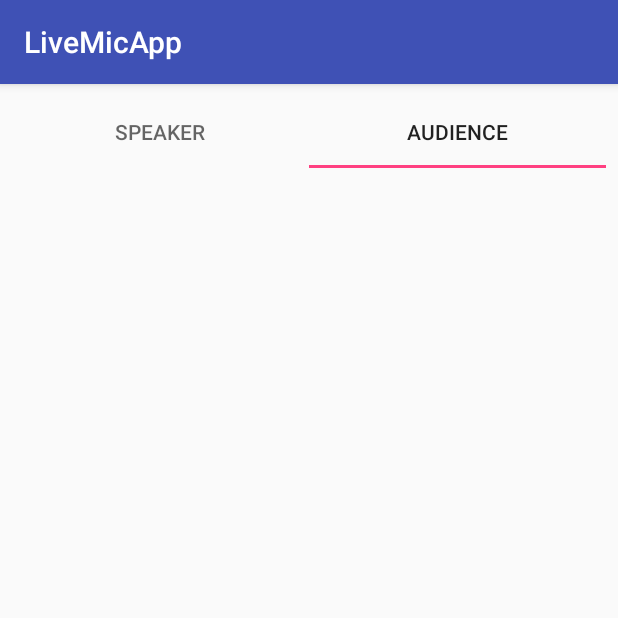
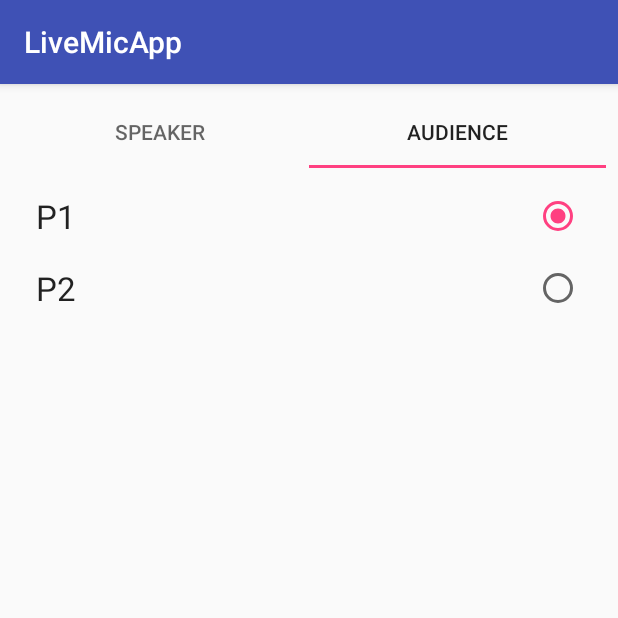
Before and after one commit to padster/LiveMicApp, an Android app: the screen it shows after launch (MainActivity), tab 2 chosen, on a phone screen of 412 x 824 dp, the top half of it. Run offline under Robolectric (Android 15) with nearby library versions, the phone set to English and light mode, and no system bars; our stand-ins replace data binding.

Commit message:
Simple participant list model and UI added

```diff
--- a/app/src/main/java/com/livemic/livemicapp/MainActivity.java
+++ b/app/src/main/java/com/livemic/livemicapp/MainActivity.java
@@ -2,30 +2,44 @@ package com.livemic.livemicapp;
 
 import android.Manifest;
 import android.content.pm.PackageManager;
+import android.databinding.DataBindingUtil;
+import android.os.Bundle;
 import android.support.v4.app.ActivityCompat;
 import android.support.v4.content.ContextCompat;
 import android.support.v4.view.ViewPager;
 import android.support.v7.app.AppCompatActivity;
-import android.os.Bundle;
+import android.support.v7.widget.LinearLayoutManager;
+import android.support.v7.widget.RecyclerView;
 import android.util.Log;
 import android.view.View;
 import android.widget.TextView;
 
+import com.livemic.livemicapp.databinding.ActivityMainBinding;
+import com.livemic.livemicapp.model.Conversation;
+import com.livemic.livemicapp.model.Participant;
 import com.livemic.livemicapp.pipes.RecentSamplesBuffer;
 import com.livemic.livemicapp.ui.MicPagerAdapter;
+import com.livemic.livemicapp.ui.ParticipantListAdapter;
 import com.livemic.livemicapp.ui.gl.GLView;
 
+import java.util.ArrayList;
 import java.util.Collection;
 
 public class MainActivity extends AppCompatActivity implements TextChatLog {
   private SoundRewriter rewriter;
   private GLView sampleView;
 
+  // Data models
+  private Conversation conversation;
+
   @Override
   protected void onCreate(Bundle savedInstanceState) {
     super.onCreate(savedInstanceState);
-    setContentView(R.layout.activity_main);
     maybeRequestRecordAudioPermission();
+
+    conversation = hackTestConversation();
+    ActivityMainBinding binding = DataBindingUtil.setContentView(this, R.layout.activity_main);
+    binding.setConv(conversation);
 
     MicPagerAdapter pagerAdapter = new MicPagerAdapter(this);
     ViewPager pager = (ViewPager) findViewById(R.id.mainPager);
@@ -33,13 +47,16 @@ public class MainActivity extends AppCompatActivity implements TextChatLog {
 
     sampleView = (GLView) findViewById(R.id.sampleView);
     rewriter = new SoundRewriter();
+
+    RecyclerView listView = (RecyclerView) findViewById(R.id.participantList);
+    listView.setLayoutManager(new LinearLayoutManager(this));
+    listView.setAdapter(new ParticipantListAdapter(this, conversation));
   }
 
   public void start(View view) {
     rewriter.start(this, this, new Runnable() {
       @Override
       public void run() {
-        Log.i(Constants.TAG, "INVALIDATING...");
         sampleView.invalidate();
       }
     });
@@ -47,12 +64,8 @@ public class MainActivity extends AppCompatActivity implements TextChatLog {
 
   @Override
   public void handleChatText(String currentMessage, Collection<String> previousMessages) {
-    String all = currentMessage;
-    for (String msg : previousMessages) {
-      all += "\n" + previousMessages;
-    }
     TextView tv = (TextView) findViewById(R.id.messageLog);
-    tv.setText(all);
+    tv.setText(currentMessage);
   }
 
   // HACK - hook up local audio sink to UI
@@ -93,4 +106,22 @@ public class MainActivity extends AppCompatActivity implements TextChatLog {
     }
   }
 
+  // BIG HACK - this should come from network sharing stuff.
+  private Conversation hackTestConversation() {
+    Conversation testConversation = new Conversation(
+        true,
+        new ArrayList<Participant>(),
+        "P1",
+        System.currentTimeMillis(),
+        null,
+        new ArrayList<String>());
+
+    // HACK
+    Participant p1 = new Participant("P1");
+    Participant p2 = new Participant("P2");
+    testConversation.addParticipant(p1);
+    testConversation.addParticipant(p2);
+    return testConversation;
+  }
+
 }
--- /dev/null
+++ b/app/src/main/java/com/livemic/livemicapp/model/Conversation.java
@@ -0,0 +1,82 @@
+package com.livemic.livemicapp.model;
+
+import android.databinding.BaseObservable;
+
+import com.livemic.livemicapp.pipes.AudioSource;
+
+import java.util.List;
+
+/**
+ * A group discussion with lots of members.
+ */
+public class Conversation extends BaseObservable {
+  // NOTE: IN PROGRESS!
+  // Needs to be cleaned up a lot...
+  private final List<Participant> participants;
+  private final List<String> recentMessages;
+  private boolean amModerator;
+  private String currentTalker;
+  private long talkingStartMs;
+  private AudioSource talkingSource;
+
+  public Conversation(
+      boolean amModerator,
+      List<Participant> participants,
+      String currentTalker,
+      long talkingStartMs,
+      AudioSource talkingSource,
+      List<String> recentMessages) {
+    this.amModerator = amModerator;
+    this.participants = participants;
+    this.currentTalker = currentTalker;
+    this.talkingStartMs = talkingStartMs;
+    this.talkingSource = talkingSource;
+    this.recentMessages = recentMessages;
+  }
+
+  //
+  // Accessors
+  //
+
+  /** @return Participant in a particular position. */
+  public Participant getParticipant(int position) {
+    return participants.get(position);
+  }
+
+  /** @return Number of participants. */
+  public int participantCount() {
+    return participants.size();
+  }
+
+  /** @return Whether a particular person is talking right now. */
+  public boolean isTalker(Participant participant) {
+    if (participant == null || participant.name == null) {
+      return "".equals(currentTalker);
+    } else {
+      return participant.name.equals(currentTalker);
+    }
+  }
+
+  //
+  // Mutators
+  //
+
+  /** New person has joined! */
+  public void addParticipant(Participant participant) {
+    participants.add(participant);
+    notifyChange();
+  }
+
+  /** New person is talking! */
+  public void updateTalker(Participant participant) {
+    currentTalker = participant == null ? "" : participant.name;
+    notifyChange();
+  }
+
+  // HACK
+
+  // TODO - proper stuff...
+  public void selectParticipant(Participant participant) {
+    updateTalker(participant);
+  }
+}
--- /dev/null
+++ b/app/src/main/java/com/livemic/livemicapp/model/Participant.java
@@ -0,0 +1,18 @@
+package com.livemic.livemicapp.model;
+
+import android.databinding.BaseObservable;
+
+/**
+ * Person who's taking part in the conversation.
+ */
+public class Participant extends BaseObservable {
+  // NOTE: IN PROGRESS!
+  // Needs to be cleaned up a lot...
+
+  // Unique within the conversation:
+  public final String name;
+
+  public Participant(String name) {
+    this.name = name;
+  }
+}
--- /dev/null
+++ b/app/src/main/java/com/livemic/livemicapp/ui/CustomViewHolder.java
@@ -0,0 +1,18 @@
+package com.livemic.livemicapp.ui;
+
+import android.databinding.ViewDataBinding;
+import android.support.v7.widget.RecyclerView;
+
+// Wrap a view holder with something that lets you manipulate its binder.
+public class CustomViewHolder<T extends ViewDataBinding> extends RecyclerView.ViewHolder {
+  private final T binding;
+
+  public CustomViewHolder(T binding) {
+    super(binding.getRoot());
+    this.binding = binding;
+  }
+
+  public T getBinding() {
+    return this.binding;
+  }
+}
--- a/app/src/main/java/com/livemic/livemicapp/ui/MicPagerAdapter.java
+++ b/app/src/main/java/com/livemic/livemicapp/ui/MicPagerAdapter.java
@@ -7,10 +7,12 @@ import android.view.View;
 
 import com.livemic.livemicapp.R;
 
+/** Adapter for the tabs in the main activity - lets us use layouts in the same file. */
 public class MicPagerAdapter extends PagerAdapter {
-  private final Activity ctx;
+  // Names of the tabs, can't easily use the ones in the layout :(
   private static final String[] TITLES = new String[]{"Speaker", "Audience"};
 
+  private final Activity ctx;
   public MicPagerAdapter(Activity ctx) {
     this.ctx = ctx;
   }
--- /dev/null
+++ b/app/src/main/java/com/livemic/livemicapp/ui/ParticipantListAdapter.java
@@ -0,0 +1,41 @@
+package com.livemic.livemicapp.ui;
+
+import android.content.Context;
+import android.databinding.DataBindingUtil;
+import android.support.v7.widget.RecyclerView;
+import android.view.LayoutInflater;
+import android.view.ViewGroup;
+
+import com.livemic.livemicapp.R;
+import com.livemic.livemicapp.databinding.ListitemParticipantBinding;
+import com.livemic.livemicapp.model.Conversation;
+
+// Makes a list data-bind-able in Android
+public class ParticipantListAdapter extends RecyclerView.Adapter<CustomViewHolder<ListitemParticipantBinding>> {
+  private final Context ctx;
+  private final Conversation conversation;
+
+  public ParticipantListAdapter(final Context ctx, Conversation conversation) {
+      this.ctx = ctx;
+      this.conversation = conversation;
+    }
+
+  @Override
+  public CustomViewHolder<ListitemParticipantBinding> onCreateViewHolder(
+      ViewGroup parent, int viewType) {
+    ListitemParticipantBinding binding = DataBindingUtil.inflate(
+        LayoutInflater.from(this.ctx), R.layout.listitem_participant, parent, false);
+    return new CustomViewHolder<>(binding);
+  }
+
+  @Override
+  public void onBindViewHolder(CustomViewHolder<ListitemParticipantBinding> holder, int position) {
+    holder.getBinding().setConversation(conversation);
+    holder.getBinding().setParticipant(conversation.getParticipant(position));
+  }
+
+  @Override
+  public int getItemCount() {
+    return conversation.participantCount();
+  }
+}
--- a/app/src/main/res/layout/activity_main.xml
+++ b/app/src/main/res/layout/activity_main.xml
@@ -1,8 +1,15 @@
 <?xml version="1.0" encoding="utf-8"?>
-<android.support.constraint.ConstraintLayout
+
+<layout
     xmlns:android="http://schemas.android.com/apk/res/android"
     xmlns:app="http://schemas.android.com/apk/res-auto"
-    xmlns:tools="http://schemas.android.com/tools"
+    xmlns:tools="http://schemas.android.com/tools" >
+
+    <data>
+        <variable name="conv" type="com.livemic.livemicapp.model.Conversation"/>
+    </data>
+
+    <android.support.constraint.ConstraintLayout
         android:layout_width="match_parent"
         android:layout_height="match_parent"
         tools:context="com.livemic.livemicapp.MainActivity">
@@ -102,15 +109,21 @@
                 android:layout_height="match_parent"
                 android:orientation="vertical">
 
-            <TextView
-                android:layout_width="0dp"
-                android:layout_height="0dp"
-                android:text="Audience Page"
-                android:textSize="24dp"
-                tools:layout_editor_absoluteX="8dp"
-                tools:layout_editor_absoluteY="89dp"/>
+                <android.support.v7.widget.RecyclerView
+                    android:id="@+id/participantList"
+                    android:layout_width="match_parent"
+                    android:layout_height="match_parent"
+                    android:layout_marginTop="8dp"
+                    android:layout_marginBottom="8dp"
+                    android:layout_marginLeft="8dp"
+                    android:layout_marginRight="8dp"
+                    app:layout_constraintTop_toTopOf="parent"
+                    app:layout_constraintLeft_toLeftOf="parent"
+                    />
             </android.support.constraint.ConstraintLayout>
 
         </android.support.v4.view.ViewPager>
 
     </android.support.constraint.ConstraintLayout>
+
+</layout>
--- /dev/null
+++ b/app/src/main/res/layout/listitem_participant.xml
@@ -0,0 +1,63 @@
+<?xml version="1.0" encoding="utf-8"?>
+
+<layout xmlns:tools="http://schemas.android.com/tools"
+        xmlns:android="http://schemas.android.com/apk/res/android"
+        xmlns:app="http://schemas.android.com/apk/res-auto">
+
+    <data>
+        <variable
+            name="participant"
+            type="com.livemic.livemicapp.model.Participant"/>
+        <variable
+            name="conversation"
+            type="com.livemic.livemicapp.model.Conversation"/>
+    </data>
+
+    <android.support.constraint.ConstraintLayout
+        android:layout_width="match_parent"
+        android:layout_height="48dp"
+        android:orientation="vertical"
+        android:onClick="@{() -> conversation.selectParticipant(participant)}" >
+
+        <android.support.constraint.Guideline
+            android:id="@+id/guideline"
+            android:layout_width="1dp"
+            android:layout_height="wrap_content"
+            android:orientation="vertical"
+            app:layout_constraintGuide_percent="0.5"/>
+
+        <TextView
+            android:id="@+id/textView3"
+            android:layout_width="0dp"
+            android:layout_height="wrap_content"
+            android:layout_marginBottom="8dp"
+            android:layout_marginLeft="8dp"
+            android:layout_marginRight="0dp"
+            android:layout_marginTop="8dp"
+            android:text="@{participant.name}"
+            android:textAppearance="@style/TextAppearance.AppCompat.Large"
+            app:layout_constraintBottom_toBottomOf="parent"
+            app:layout_constraintHorizontal_bias="0.0"
+            app:layout_constraintLeft_toLeftOf="parent"
+            app:layout_constraintRight_toLeftOf="@+id/guideline"
+            app:layout_constraintTop_toTopOf="parent"/>
+
+        <!--
+        TODO - mute button for moderator.
+        -->
+
+        <RadioButton
+            android:id="@+id/personButton"
+            android:checked="@{conversation.isTalker(participant)}"
+            android:layout_width="wrap_content"
+            android:layout_height="wrap_content"
+            android:layout_marginRight="8dp"
+            app:layout_constraintRight_toRightOf="parent"
+            app:layout_constraintTop_toTopOf="parent"
+            android:layout_marginTop="8dp"
+            app:layout_constraintBottom_toBottomOf="parent"
+            android:layout_marginBottom="8dp"/>
+
+    </android.support.constraint.ConstraintLayout>
+
+</layout>
```
Lines whose indentation alone changed are shown as unchanged.
